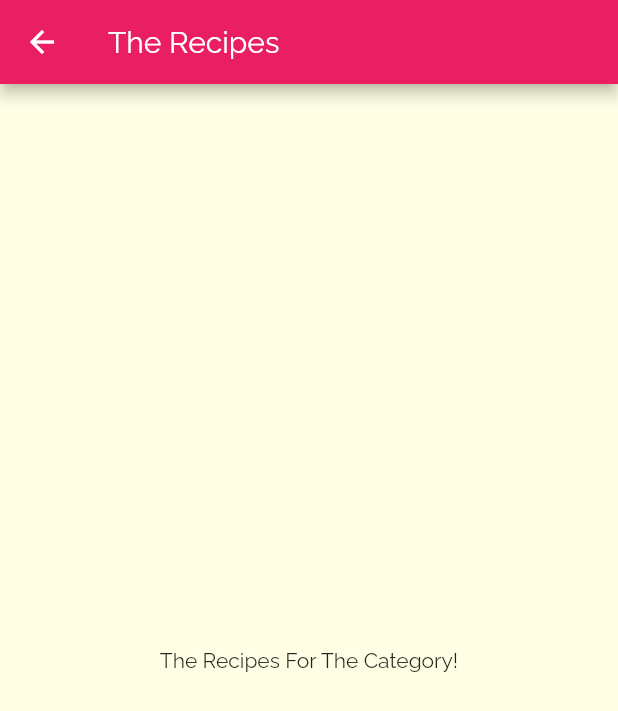
After one commit to emralyilmaz/-emralyilmaz-maxi_app3-Meals_app, a Flutter app: the screen it shows after launch, after a tap on "Italian", on a phone screen of 412 x 824 dp. The commit adds this screen. Shown: the top 711 px of the screen. Run offline on Flutter 3.47's test engine with Material 2 defaults, Android fonts, the phone set to English and light mode, and no system bars.

Commit message:
160. Navigating to a New Page

```diff
--- a/lib/category_item.dart
+++ b/lib/category_item.dart
@@ -1,3 +1,4 @@
+import 'package:app3_meals_app/category_meals_screen.dart';
 import 'package:flutter/material.dart';
 
 class CategoryItem extends StatelessWidget {
@@ -6,9 +7,18 @@
 
   CategoryItem(this.title, this.color);
 
+  void selectCategory(BuildContext ctx) {
+    Navigator.of(ctx).push(MaterialPageRoute(builder: (_) {
+      return CategoryMealsScreen();
+    }));
+  }
+
   @override
   Widget build(BuildContext context) {
-    return Container(
+    return InkWell(
+      onTap: () => selectCategory(context),
+      splashColor: Theme.of(context).primaryColor,
+      child: Container(
         padding: const EdgeInsets.all(15),
         // const ile bu build method çalıştırıldığında, buradaki bu nesne yeniden oluşturulmayacaktır
         // çünkü Flutter bunun sabit olduğunu, değiştirilemeyeceğini ve dolayısıyla eskisini kullanması gerektiğini algılar.
@@ -25,6 +35,7 @@
                 begin: Alignment.topLeft,
                 end: Alignment.bottomRight),
             borderRadius: BorderRadius.circular(15)),
+      ),
     );
   }
 }
--- /dev/null
+++ b/lib/category_meals_screen.dart
@@ -0,0 +1,15 @@
+import 'package:flutter/material.dart';
+
+class CategoryMealsScreen extends StatelessWidget {
+  @override
+  Widget build(BuildContext context) {
+    return Scaffold(
+      appBar: AppBar(
+        title: Text("The Recipes"),
+      ),
+      body: Center(
+        child: Text("The Recipes For The Category!"),
+      ),
+    );
+  }
+}
--- a/lib/main.dart
+++ b/lib/main.dart
@@ -9,7 +9,7 @@
     return MaterialApp(
       title: 'DeliMeals',
       theme: ThemeData(
-          primarySwatch: Colors.pink,
+          primaryColor: Colors.pink,
           accentColor: Colors.amber,
           scaffoldBackgroundColor: Color.fromRGBO(255, 254, 229, 1),
           fontFamily: "Raleway"),
```
Lines whose indentation alone changed are shown as unchanged.
